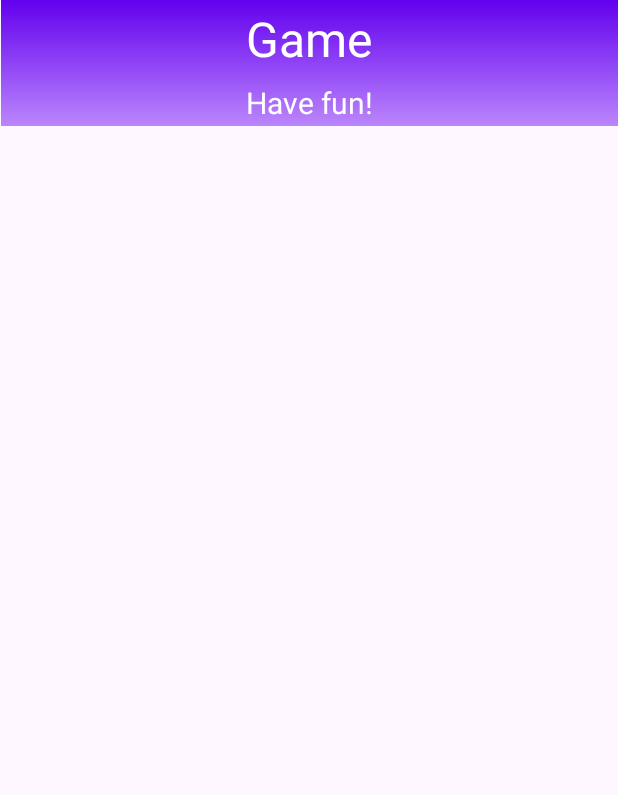
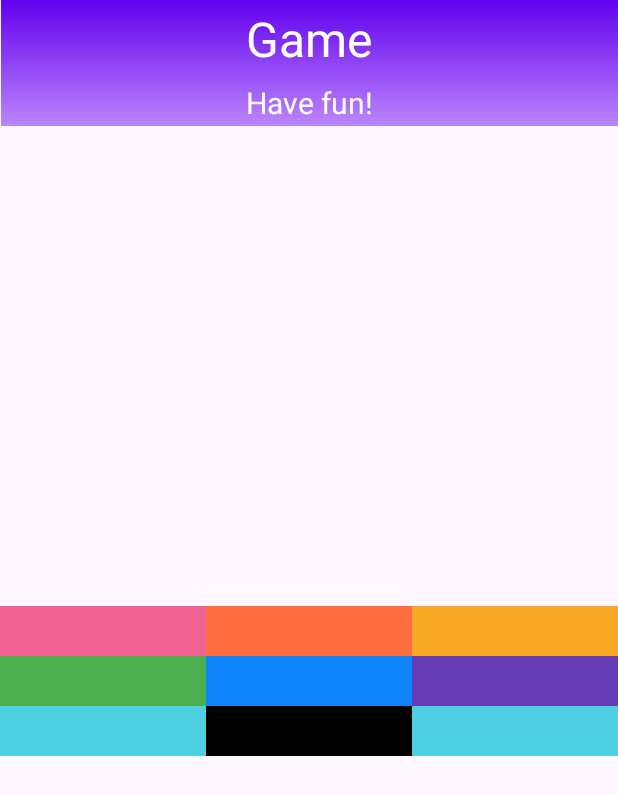
Before and after one commit to oriolagobat/Filler-Game-2, an Android app: the Game screen opened directly, with no data from a screen before it, on a phone screen of 412 x 824 dp. Shown: the top 795 px of the screen. Run offline under Robolectric (Android 15) with nearby library versions, the phone set to English and light mode, and no system bars; 1 statement that could not run was skipped.

Commit message:
Implements first version of the grid view development

```diff
--- a/app/src/main/java/com/example/filler/gui/game/Game.kt
+++ b/app/src/main/java/com/example/filler/gui/game/Game.kt
@@ -5,6 +5,7 @@ import android.widget.Toast
 import androidx.appcompat.app.AppCompatActivity
 import com.example.filler.constants.Difficulty
 import com.example.filler.databinding.ActivityGameBinding
+import com.example.filler.logic.GameResponse
 import com.example.filler.logic.GameSettings
 import com.example.filler.logic.stub.GameStub
 
@@ -37,6 +38,9 @@ class Game : AppCompatActivity() {
         binding.gameGridView.numColumns = 3
         val settings = GameSettings(3, 3, difficulty)
         val gameStub: GameStub = GameStub(settings)
-//        binding.gameGridView.adapter = GridAdapter(this, gameStub.initGame().boardColors)
+
+        val initialResponse: GameResponse = gameStub.initGame()
+        binding.gameGridView.adapter =
+            GridAdapter(this, initialResponse.board.getBoardAsColorArray())
     }
 }
--- a/app/src/main/java/com/example/filler/gui/game/GridAdapter.kt
+++ b/app/src/main/java/com/example/filler/gui/game/GridAdapter.kt
@@ -10,7 +10,7 @@ import androidx.appcompat.content.res.AppCompatResources
 import com.example.filler.R
 import com.example.filler.constants.GameColor
 
-abstract class GridAdapter(val context: Context, private val itemList: Array<GameColor>) :
+class GridAdapter(val context: Context, private val itemList: Array<GameColor>) :
     BaseAdapter() {
     override fun getCount(): Int {
         return itemList.size
@@ -26,6 +26,8 @@ abstract class GridAdapter(val context: Context, private val itemList: Array<Gam
 
     override fun getView(position: Int, convertView: View?, parent: ViewGroup?): View {
         val textView = TextView(context)
+        textView.width = 50
+        textView.height = 50
         val drawableColorId = getColorFromGameColor(getItem(position))
         val background: Drawable = AppCompatResources.getDrawable(context, drawableColorId)!!
         textView.background = background
--- a/app/src/main/java/com/example/filler/logic/stub/GameStub.kt
+++ b/app/src/main/java/com/example/filler/logic/stub/GameStub.kt
@@ -20,15 +20,15 @@ class GameStub(private val settings: GameSettings) : Game {
         GameState.P1_TURN
     )
     private val colorArray = arrayOf(
-        GameColor.ORANGE,
-        GameColor.ORANGE,
+        GameColor.PINK,
         GameColor.ORANGE,
         GameColor.YELLOW,
-        GameColor.YELLOW,
-        GameColor.YELLOW,
         GameColor.GREEN,
-        GameColor.GREEN,
-        GameColor.GREEN
+        GameColor.BLUE,
+        GameColor.PURPLE,
+        GameColor.CYAN,
+        GameColor.BLACK,
+        GameColor.CYAN
     )
 
     init {
--- a/app/src/main/res/layout/activity_game.xml
+++ b/app/src/main/res/layout/activity_game.xml
@@ -56,8 +56,8 @@
 
         <GridView
             android:id="@+id/gameGridView"
-            android:layout_width="409dp"
-            android:layout_height="645dp"
+            android:layout_width="wrap_content"
+            android:layout_height="wrap_content"
             app:layout_constraintBottom_toBottomOf="parent"
             app:layout_constraintEnd_toEndOf="parent"
             app:layout_constraintStart_toStartOf="parent"
```
